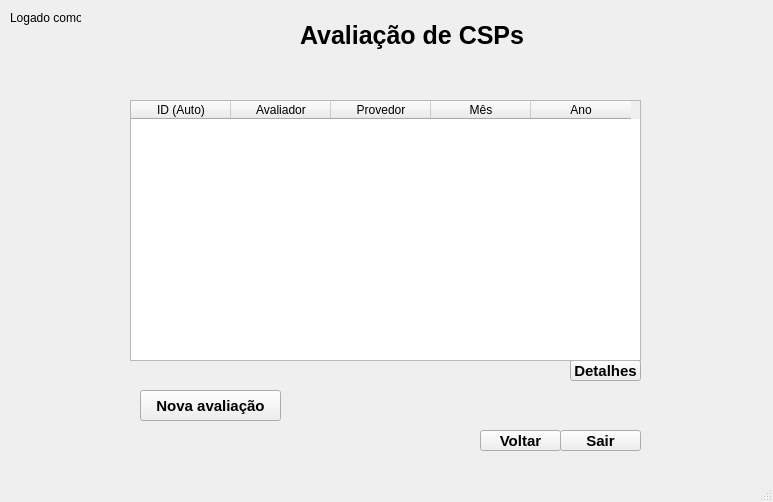
First picture: the form in ui/StatusAPIUX_avaliador.ui, repository FTACSP/prototype, before the edit.
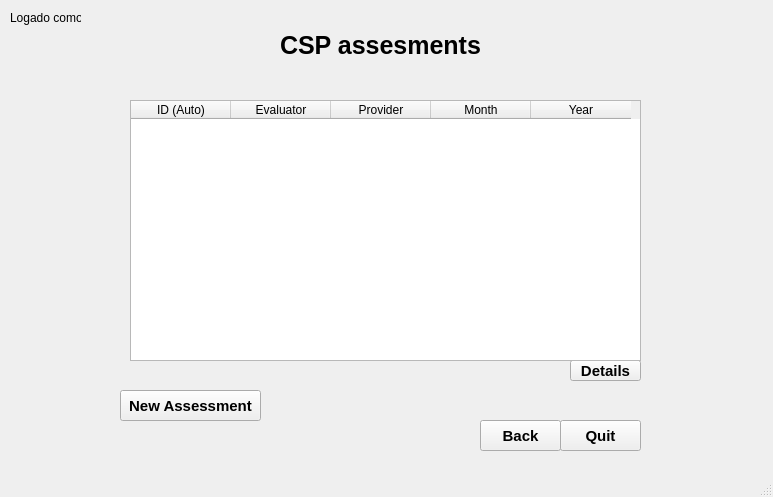
Second picture: the form after the edit.

```diff
--- a/ui/StatusAPIUX_avaliador.ui
+++ b/ui/StatusAPIUX_avaliador.ui
@@ -10,7 +10,7 @@
     <x>0</x>
     <y>0</y>
     <width>773</width>
-    <height>502</height>
+    <height>497</height>
    </rect>
   </property>
   <property name="windowTitle">
@@ -23,7 +23,7 @@
    <widget class="QPushButton" name="botao_1">
     <property name="geometry">
      <rect>
-      <x>140</x>
+      <x>120</x>
       <y>390</y>
       <width>141</width>
       <height>31</height>
@@ -40,7 +40,7 @@
      <string notr="true"/>
     </property>
     <property name="text">
-     <string>Nova avaliação</string>
+     <string>New Assessment</string>
     </property>
    </widget>
    <widget class="QPushButton" name="botao_3">
@@ -63,14 +63,14 @@
      <string notr="true"/>
     </property>
     <property name="text">
-     <string>Detalhes</string>
+     <string>Details</string>
     </property>
    </widget>
    <widget class="QLabel" name="label_title">
     <property name="geometry">
      <rect>
-      <x>300</x>
-      <y>0</y>
+      <x>280</x>
+      <y>10</y>
       <width>241</width>
       <height>71</height>
      </rect>
@@ -84,7 +84,7 @@
      </font>
     </property>
     <property name="text">
-     <string>Avaliação de CSPs</string>
+     <string>CSP assesments</string>
     </property>
    </widget>
    <widget class="QLabel" name="label_title_2">
@@ -188,22 +188,22 @@
     </column>
     <column>
      <property name="text">
-      <string>Avaliador</string>
+      <string>Evaluator</string>
      </property>
     </column>
     <column>
      <property name="text">
-      <string>Provedor</string>
+      <string>Provider</string>
      </property>
     </column>
     <column>
      <property name="text">
-      <string>Mês</string>
+      <string>Month</string>
      </property>
     </column>
     <column>
      <property name="text">
-      <string>Ano</string>
+      <string>Year</string>
      </property>
     </column>
    </widget>
@@ -211,9 +211,9 @@
     <property name="geometry">
      <rect>
       <x>480</x>
-      <y>430</y>
+      <y>420</y>
       <width>81</width>
-      <height>21</height>
+      <height>31</height>
      </rect>
     </property>
     <property name="font">
@@ -227,7 +227,7 @@
      <string notr="true"/>
     </property>
     <property name="text">
-     <string>Voltar</string>
+     <string>Back</string>
     </property>
    </widget>
    <widget class="QLabel" name="label_2">
@@ -253,9 +253,9 @@
     <property name="geometry">
      <rect>
       <x>560</x>
-      <y>430</y>
+      <y>420</y>
       <width>81</width>
-      <height>21</height>
+      <height>31</height>
      </rect>
     </property>
     <property name="font">
@@ -269,7 +269,7 @@
      <string notr="true"/>
     </property>
     <property name="text">
-     <string>Sair</string>
+     <string>Quit</string>
     </property>
    </widget>
   </widget>
```
